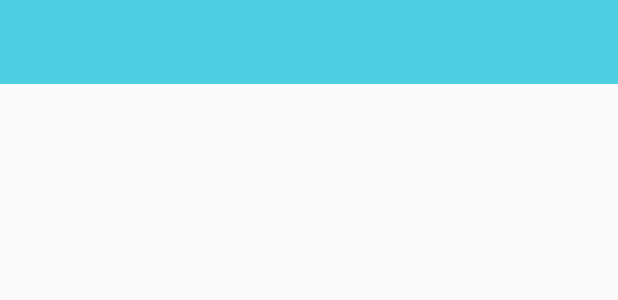
After one commit to LucioDarcon/CRUD_SQLITE, an Android app: the layout toolbar.xml on its own in the app's theme, with its tools: preview values and no code run, on a phone screen of 412 x 824 dp. The commit adds this screen. Shown: the top 300 px of the screen. Run offline under Robolectric (Android 15) with nearby library versions, the phone set to English and light mode, and no system bars.

Commit message:
created toolbar and navigation drawer

```diff
--- /dev/null
+++ b/app/src/main/res/drawable/ic_person_add_black_24dp.xml
@@ -0,0 +1,5 @@
+<vector android:height="24dp" android:tint="#FFFBFD"
+    android:viewportHeight="24.0" android:viewportWidth="24.0"
+    android:width="24dp" xmlns:android="http://schemas.android.com/apk/res/android">
+    <path android:fillColor="#FF000000" android:pathData="M15,12c2.21,0 4,-1.79 4,-4s-1.79,-4 -4,-4 -4,1.79 -4,4 1.79,4 4,4zM6,10L6,7L4,7v3L1,10v2h3v3h2v-3h3v-2L6,10zM15,14c-2.67,0 -8,1.34 -8,4v2h16v-2c0,-2.66 -5.33,-4 -8,-4z"/>
+</vector>
--- /dev/null
+++ b/app/src/main/res/drawable/ic_person_black_24dp.xml
@@ -0,0 +1,5 @@
+<vector android:height="24dp" android:tint="#FFFBFD"
+    android:viewportHeight="24.0" android:viewportWidth="24.0"
+    android:width="24dp" xmlns:android="http://schemas.android.com/apk/res/android">
+    <path android:fillColor="#FF000000" android:pathData="M12,12c2.21,0 4,-1.79 4,-4s-1.79,-4 -4,-4 -4,1.79 -4,4 1.79,4 4,4zM12,14c-2.67,0 -8,1.34 -8,4v2h16v-2c0,-2.66 -5.33,-4 -8,-4z"/>
+</vector>
--- /dev/null
+++ b/app/src/main/res/layout/toolbar.xml
@@ -0,0 +1,19 @@
+<?xml version="1.0" encoding="utf-8"?>
+<androidx.constraintlayout.widget.ConstraintLayout xmlns:android="http://schemas.android.com/apk/res/android"
+    xmlns:app="http://schemas.android.com/apk/res-auto"
+    android:layout_width="match_parent"
+    android:layout_height="match_parent">
+
+
+    <androidx.appcompat.widget.Toolbar
+        android:id="@+id/toolbar"
+        android:layout_width="match_parent"
+        android:layout_height="?attr/actionBarSize"
+        android:background="@color/colorPrimary"
+        android:theme="@style/ThemeOverlay.AppCompat.Dark.ActionBar"
+        app:layout_constraintEnd_toEndOf="parent"
+        app:layout_constraintStart_toStartOf="parent"
+        app:layout_constraintTop_toTopOf="parent" />
+
+
+</androidx.constraintlayout.widget.ConstraintLayout>
--- a/app/src/main/res/values/colors.xml
+++ b/app/src/main/res/values/colors.xml
@@ -1,6 +1,9 @@
 <?xml version="1.0" encoding="utf-8"?>
 <resources>
-    <color name="colorPrimary">#6200EE</color>
-    <color name="colorPrimaryDark">#3700B3</color>
-    <color name="colorAccent">#03DAC5</color>
+    <color name="colorPrimary">#4DD0E1</color>
+    <color name="colorPrimaryDark">#0097A7</color>
+    <color name="colorAccent">#006064</color>
+
+    <color name="white">#FFFFFF</color>
+
 </resources>
--- a/app/src/main/res/values/styles.xml
+++ b/app/src/main/res/values/styles.xml
@@ -1,7 +1,7 @@
 <resources>
 
-    <!-- Base application theme. -->
-    <style name="AppTheme" parent="Theme.AppCompat.Light.DarkActionBar">
+    <!-- Base application theme. Cyan 50 -->
+    <style name="AppTheme" parent="Theme.AppCompat.Light.NoActionBar">
         <!-- Customize your theme here. -->
         <item name="colorPrimary">@color/colorPrimary</item>
         <item name="colorPrimaryDark">@color/colorPrimaryDark</item>
```
Also changed, not shown: app/src/main/java/com/example/controlsales/MainActivity.kt (+38 -1 lines), app/src/main/res/drawable/ic_search_black_24dp.xml (added, +9 -0 lines), app/src/main/res/layout/activity_main.xml (+18 -4 lines), app/src/main/res/layout/header.xml (added, +23 -0 lines), app/src/main/res/menu/menu_nav.xml (added, +19 -0 lines), app/src/main/res/values/strings.xml (+9 -0 lines), app/src/main/res/drawable/desert.png (added).
